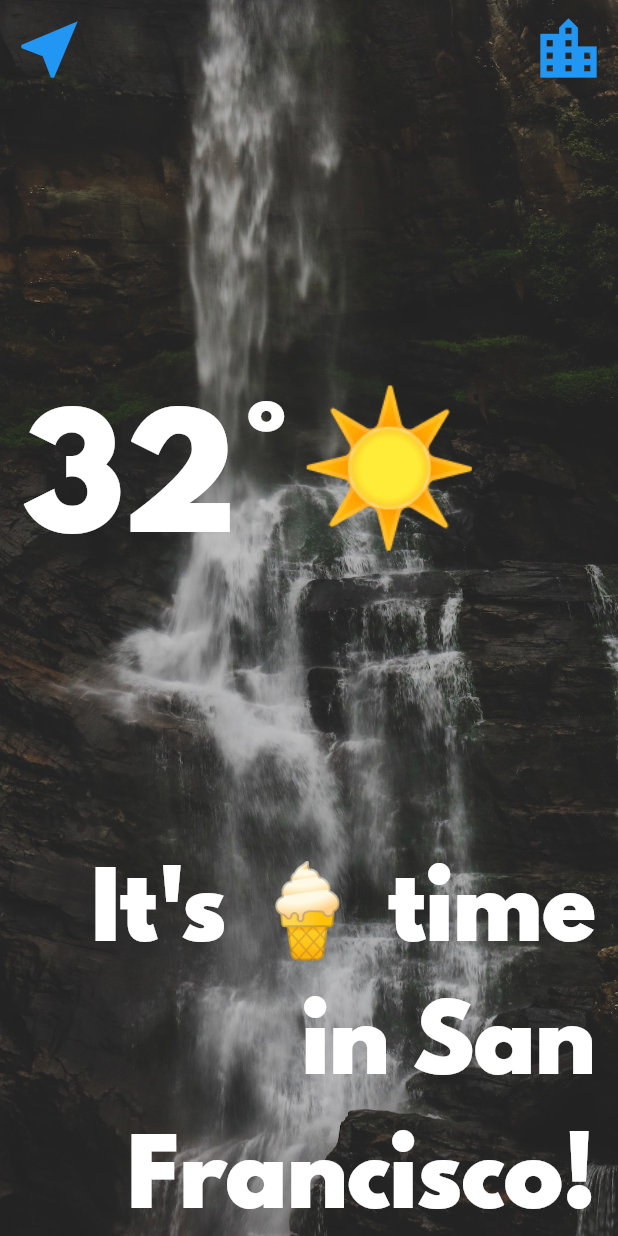
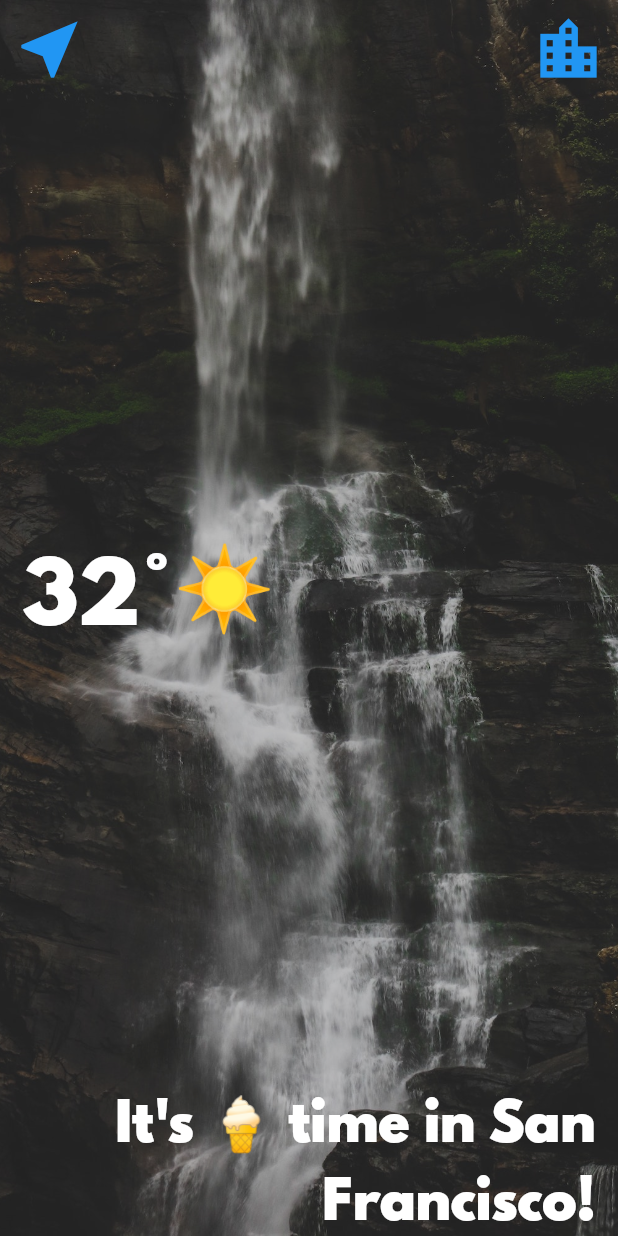
Before and after one commit to ArturAssisComp/clima, a Flutter app: the LocationScreen screen opened by its route, on a phone screen of 412 x 824 dp. Run offline on Flutter 3.47's test engine with Material 2 defaults, Android fonts, the phone set to English and light mode, and no system bars; our stand-ins replace flutter_spinkit, geolocator.

Commit message:
Update font sizes

```diff
--- a/lib/utilities/constants.dart
+++ b/lib/utilities/constants.dart
@@ -4,12 +4,12 @@ const int kHttpSuccessful = 200;
 
 const kTempTextStyle = TextStyle(
   fontFamily: 'Spartan MB',
-  fontSize: 100.0,
+  fontSize: 55.0,
 );
 
 const kMessageTextStyle = TextStyle(
   fontFamily: 'Spartan MB',
-  fontSize: 60.0,
+  fontSize: 35.0,
 );
 
 const kButtonTextStyle = TextStyle(
@@ -18,5 +18,5 @@ const kButtonTextStyle = TextStyle(
 );
 
 const kConditionTextStyle = TextStyle(
-  fontSize: 100.0,
+  fontSize: 55.0,
 );
```
